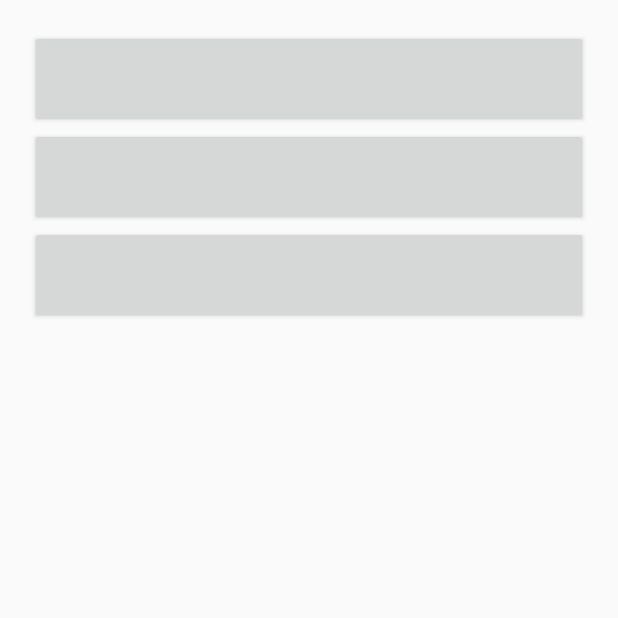
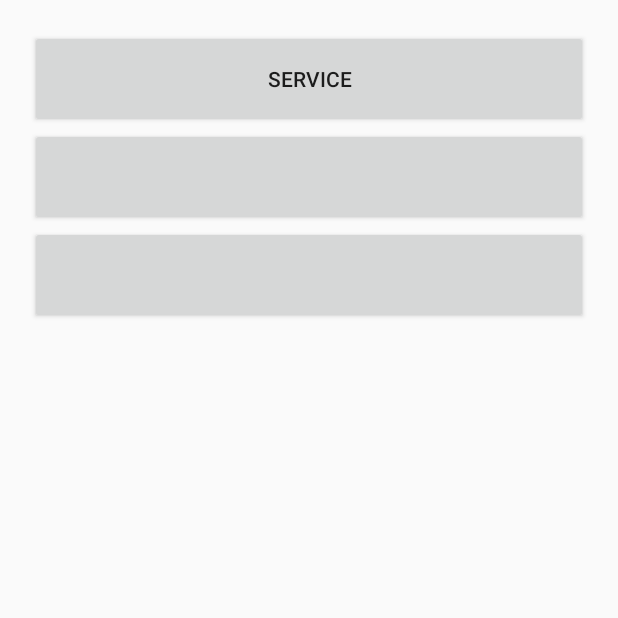
Before and after one commit to zhaihoy/ReadBookAndKnowledges, an Android app: the screen it shows after launch (MainActivity), item 3 of the bottom bar chosen, on a phone screen of 412 x 824 dp, the top half of it. Run offline under Robolectric (Android 15) with nearby library versions, the phone set to English and light mode, and no system bars.

Commit message:
[andriod 8.0 开启前台服务]

```diff
--- a/app/src/main/AndroidManifest.xml
+++ b/app/src/main/AndroidManifest.xml
@@ -1,6 +1,7 @@
 <?xml version="1.0" encoding="utf-8"?>
 <manifest xmlns:android="http://schemas.android.com/apk/res/android"
     package="com.hongyuanzhai.myapplication">
+    <uses-permission android:name="android.permission.FOREGROUND_SERVICE" />
 
     <application
         android:allowBackup="true"
@@ -19,6 +20,7 @@
                 <category android:name="android.intent.category.LAUNCHER" />
             </intent-filter>
         </activity>
+        <service android:name=".Service.MyService"/>
     </application>
 
 </manifest>
--- a/app/src/main/java/com/hongyuanzhai/myapplication/Fragment/MusicFragment.java
+++ b/app/src/main/java/com/hongyuanzhai/myapplication/Fragment/MusicFragment.java
@@ -1,22 +1,53 @@
 package com.hongyuanzhai.myapplication.Fragment;
 
+import android.content.Intent;
+import android.os.Build;
 import android.os.Bundle;
 import android.view.LayoutInflater;
 import android.view.View;
 import android.view.ViewGroup;
+import android.widget.Button;
 
 import androidx.annotation.NonNull;
 import androidx.annotation.Nullable;
+import androidx.annotation.RequiresApi;
 import androidx.fragment.app.Fragment;
 
 import com.hongyuanzhai.myapplication.R;
+import com.hongyuanzhai.myapplication.Service.MyService;
+
 
 public class MusicFragment extends Fragment {
 
+    private View view;
+    private Button bt_1;
+
+
+//    服务  onCreate -->
+
+    @RequiresApi(api = Build.VERSION_CODES.O)
     @Nullable
     @Override
     public View onCreateView(@NonNull LayoutInflater inflater, @Nullable ViewGroup container, @Nullable Bundle savedInstanceState) {
-        View view = inflater.inflate(R.layout.service_binder_thread, container, false);
+        view = inflater.inflate(R.layout.service_binder_thread, container, false);
+        System.out.println("========执行onCreateView==");
+        initView();
         return view;
     }
+
+    @RequiresApi(api = Build.VERSION_CODES.O)
+    private void initView() {
+        bt_1 = view.findViewById(R.id.bt_1);
+        bt_1.setOnClickListener(view -> {
+
+            Intent i = new Intent(getContext(), MyService.class);
+            if (android.os.Build.VERSION.SDK_INT >= android.os.Build.VERSION_CODES.O) {
+                getActivity().startForegroundService(i);
+            } else {
+                getActivity().startService(i);
+            }
+        });
+    }
+
+
 }
--- a/app/src/main/java/com/hongyuanzhai/myapplication/MainActivity.java
+++ b/app/src/main/java/com/hongyuanzhai/myapplication/MainActivity.java
@@ -57,7 +57,6 @@ public class MainActivity extends AppCompatActivity {
         //首先实例化
         fragments = getFragments();
         setDefaultFragment();
-
         navView.setOnNavigationItemSelectedListener(mOnNavigationItemSelectedListener);
     }
 
--- a/app/src/main/res/layout/service_binder_thread.xml
+++ b/app/src/main/res/layout/service_binder_thread.xml
@@ -8,12 +8,14 @@
     <Button
         android:id="@+id/bt_1"
         android:layout_width="match_parent"
-        android:layout_height="65dp" />
+        android:layout_height="65dp"
+        android:text="service" />
 
     <Button
         android:id="@+id/bt_2"
         android:layout_width="match_parent"
-        android:layout_height="65dp" />
+        android:layout_height="65dp"
+        />
 
     <Button
         android:id="@+id/bt_3"
--- a/app/src/main/res/values/strings.xml
+++ b/app/src/main/res/values/strings.xml
@@ -188,6 +188,8 @@
     <string name="title_home">home</string>
     <string name="title_dashboard">E-Book</string>
     <string name="title_notifications">notification</string>
+    <string name="channel_name">翟</string>
+    <string name="channel_description">cool boy</string>
     notification
 
     <!--OpenCC-->
```
Also changed, not shown: app/src/main/java/com/hongyuanzhai/myapplication/Service/MyService.java (added, +121 -0 lines).
